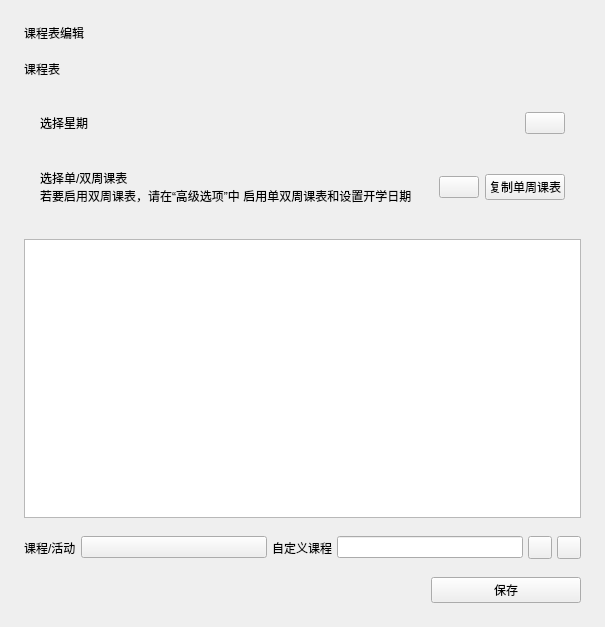
Above: menu-schedule_edit.ui from RinLit-233-shiroko/Class-Widgets before the change. Below: the same form after it.
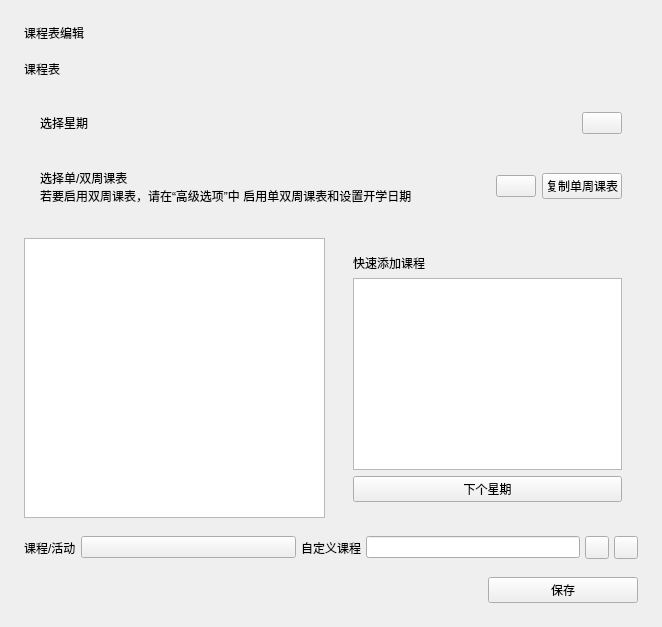
That is the form after the change. Custom widgets are drawn as their Qt base class.

Diff of the .ui file:
```diff
--- a/menu-schedule_edit.ui
+++ b/menu-schedule_edit.ui
@@ -6,7 +6,7 @@
    <rect>
     <x>0</x>
     <y>0</y>
-    <width>605</width>
+    <width>662</width>
     <height>627</height>
    </rect>
   </property>
@@ -163,14 +163,102 @@
     </layout>
    </item>
    <item>
-    <widget class="ListWidget" name="schedule_list">
-     <property name="sizePolicy">
-      <sizepolicy hsizetype="Expanding" vsizetype="Expanding">
-       <horstretch>0</horstretch>
-       <verstretch>0</verstretch>
-      </sizepolicy>
+    <layout class="QHBoxLayout" name="horizontalLayout_6">
+     <property name="spacing">
+      <number>12</number>
      </property>
-    </widget>
+     <item>
+      <widget class="ListWidget" name="schedule_list">
+       <property name="sizePolicy">
+        <sizepolicy hsizetype="Preferred" vsizetype="Expanding">
+         <horstretch>0</horstretch>
+         <verstretch>0</verstretch>
+        </sizepolicy>
+       </property>
+       <property name="defaultDropAction">
+        <enum>Qt::IgnoreAction</enum>
+       </property>
+       <property name="alternatingRowColors">
+        <bool>true</bool>
+       </property>
+      </widget>
+     </item>
+     <item>
+      <widget class="ElevatedCardWidget" name="ElevatedCardWidget">
+       <layout class="QVBoxLayout" name="verticalLayout_4">
+        <property name="leftMargin">
+         <number>16</number>
+        </property>
+        <property name="topMargin">
+         <number>16</number>
+        </property>
+        <property name="rightMargin">
+         <number>16</number>
+        </property>
+        <property name="bottomMargin">
+         <number>16</number>
+        </property>
+        <item>
+         <widget class="StrongBodyLabel" name="StrongBodyLabel_3">
+          <property name="text">
+           <string>快速添加课程</string>
+          </property>
+         </widget>
+        </item>
+        <item>
+         <widget class="ListWidget" name="subject_list">
+          <property name="sizePolicy">
+           <sizepolicy hsizetype="Preferred" vsizetype="Expanding">
+            <horstretch>0</horstretch>
+            <verstretch>0</verstretch>
+           </sizepolicy>
+          </property>
+          <property name="showDropIndicator" stdset="0">
+           <bool>false</bool>
+          </property>
+          <property name="dragEnabled">
+           <bool>false</bool>
+          </property>
+          <property name="dragDropOverwriteMode">
+           <bool>false</bool>
+          </property>
+          <property name="dragDropMode">
+           <enum>QAbstractItemView::NoDragDrop</enum>
+          </property>
+          <property name="defaultDropAction">
+           <enum>Qt::IgnoreAction</enum>
+          </property>
+          <property name="alternatingRowColors">
+           <bool>false</bool>
+          </property>
+          <property name="movement">
+           <enum>QListView::Static</enum>
+          </property>
+          <property name="isWrapping" stdset="0">
+           <bool>true</bool>
+          </property>
+          <property name="resizeMode">
+           <enum>QListView::Adjust</enum>
+          </property>
+          <property name="layoutMode">
+           <enum>QListView::SinglePass</enum>
+          </property>
+          <property name="viewMode">
+           <enum>QListView::IconMode</enum>
+          </property>
+         </widget>
+        </item>
+        <item>
+         <widget class="PushButton" name="quick_select_week">
+          <property name="text">
+           <string>下个星期</string>
+          </property>
+         </widget>
+        </item>
+       </layout>
+      </widget>
+     </item>
+    </layout>
    </item>
    <item>
     <layout class="QHBoxLayout" name="horizontalLayout">
@@ -305,6 +393,18 @@
    <header>qfluentwidgets</header>
    <container>1</container>
   </customwidget>
+  <customwidget>
+   <class>ElevatedCardWidget</class>
+   <extends>SimpleCardWidget</extends>
+   <header>qfluentwidgets</header>
+   <container>1</container>
+  </customwidget>
+  <customwidget>
+   <class>SimpleCardWidget</class>
+   <extends>CardWidget</extends>
+   <header>qfluentwidgets</header>
+   <container>1</container>
+  </customwidget>
   <customwidget>
    <class>CaptionLabel</class>
    <extends>QLabel</extends>
```
